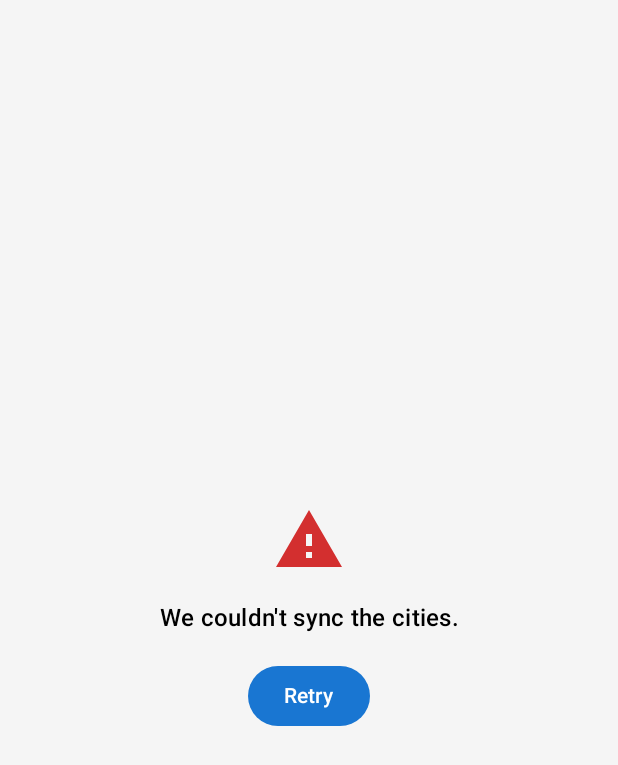
After one commit to mattsff/smartcity-android, an Android app built with Jetpack Compose: the composable EmptyStateView shown on its own in the app's theme, on a phone screen of 412 x 824 dp. The commit adds this screen. Shown: the top 765 px of the screen. Run offline under Robolectric (Android 15) with nearby library versions, the phone set to English and light mode, and no system bars.

Commit message:
refactor: split components

```diff
--- /dev/null
+++ b/smartcityexploration-presentation/src/main/java/com/smartcity/presentation/screen/smartcity/components/EmptyStateView.kt
@@ -0,0 +1,48 @@
+package com.smartcity.presentation.screen.smartcity.components
+
+import androidx.compose.foundation.layout.*
+import androidx.compose.material.icons.Icons
+import androidx.compose.material.icons.filled.Warning
+import androidx.compose.material3.*
+import androidx.compose.runtime.Composable
+import androidx.compose.ui.Alignment
+import androidx.compose.ui.Modifier
+import androidx.compose.ui.res.stringResource
+import androidx.compose.ui.text.style.TextAlign
+import androidx.compose.ui.unit.dp
+import com.smartcity.presentation.R
+
+@Composable
+fun EmptyStateView(
+    onRetry: () -> Unit,
+    modifier: Modifier = Modifier
+) {
+    Box(
+        modifier = modifier
+            .fillMaxSize()
+            .padding(16.dp),
+        contentAlignment = Alignment.Center
+    ) {
+        Column(
+            horizontalAlignment = Alignment.CenterHorizontally,
+            verticalArrangement = Arrangement.spacedBy(16.dp)
+        ) {
+            Icon(
+                imageVector = Icons.Default.Warning,
+                contentDescription = null,
+                modifier = Modifier.size(48.dp),
+                tint = MaterialTheme.colorScheme.error
+            )
+            Text(
+                text = stringResource(R.string.error_sync_cities),
+                style = MaterialTheme.typography.titleMedium,
+                textAlign = TextAlign.Center
+            )
+            Button(
+                onClick = onRetry
+            ) {
+                Text(stringResource(R.string.action_retry))
+            }
+        }
+    }
+}
```
Also changed, not shown: smartcityexploration-presentation/src/main/java/com/smartcity/presentation/screen/smartcity/SmartCityScreen.kt (+7 -88 lines), smartcityexploration-presentation/src/main/java/com/smartcity/presentation/screen/smartcity/components/SmartCityMapContent.kt (added, +45 -0 lines), smartcityexploration-presentation/src/main/java/com/smartcity/presentation/screen/smartcity/components/SyncingIndicator.kt (added, +38 -0 lines).
